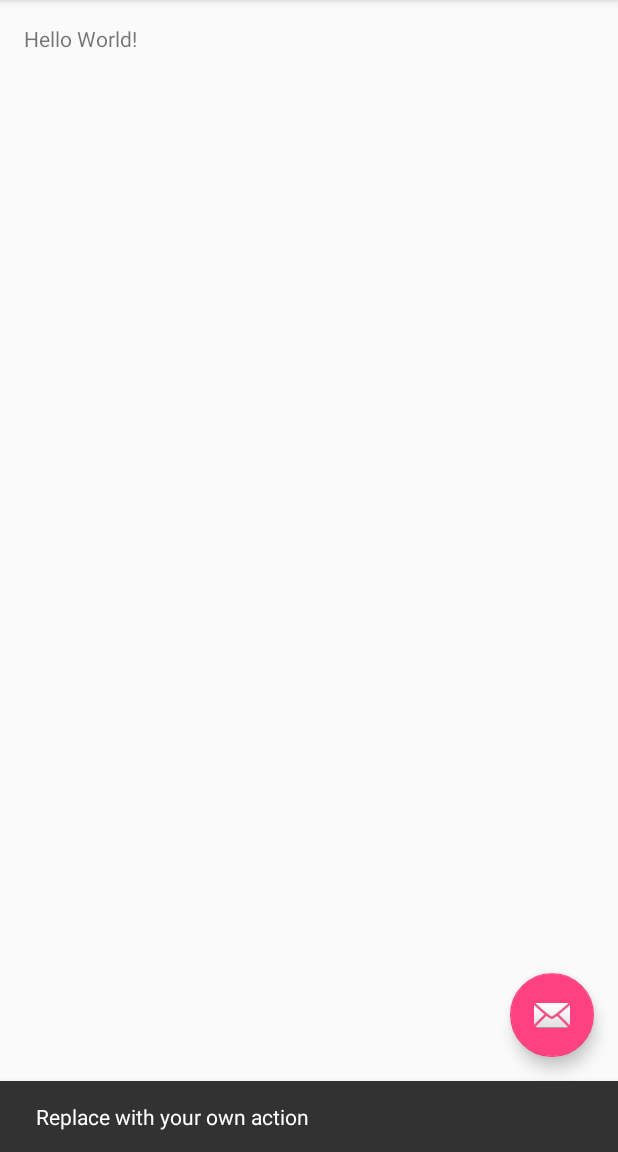
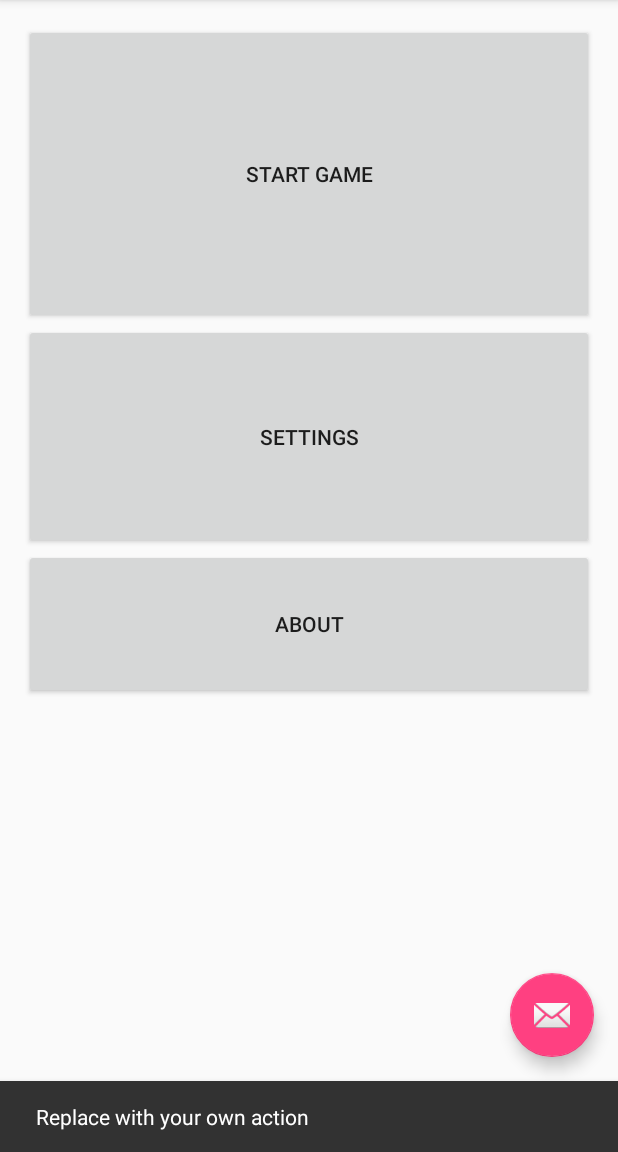
Before and after one commit to Ruby437/gun-paradise, an Android app: the screen it shows after launch (MainActivity), after a tap on an icon or button, on a phone screen of 412 x 824 dp, the part 84-1236 px from its top. Run offline under Robolectric (Android 15) with nearby library versions, the phone set to English and light mode, and no system bars.

Commit message:
added buttons, no functionality atm

```diff
--- a/app/src/main/java/com/example/a437/gun_paradise/MainActivity.java
+++ b/app/src/main/java/com/example/a437/gun_paradise/MainActivity.java
@@ -26,9 +26,7 @@ public class MainActivity extends AppCompatActivity {
                         .setAction("Action", null).show();
             }
         });
-    }
-
-    @Override
+    }@Override
     public boolean onCreateOptionsMenu(Menu menu) {
         // Inflate the menu; this adds items to the action bar if it is present.
         getMenuInflater().inflate(R.menu.menu_main, menu);
--- a/app/src/main/res/layout/content_main.xml
+++ b/app/src/main/res/layout/content_main.xml
@@ -12,8 +12,36 @@
     tools:context="com.example.a437.gun_paradise.MainActivity"
     tools:showIn="@layout/activity_main">
 
-    <TextView
+    <RelativeLayout
         android:layout_width="wrap_content"
         android:layout_height="wrap_content"
-        android:text="Hello World!" />
+        android:layout_centerHorizontal="true">
+
+        <Button
+            android:layout_width="400dp"
+            android:layout_height="150dp"
+            android:text="Settings"
+            android:id="@+id/buttonSettings"
+            android:layout_below="@+id/buttonStart"
+            android:layout_alignParentLeft="true"
+            android:layout_alignParentStart="true" />
+
+        <Button
+            android:layout_width="400dp"
+            android:layout_height="200dp"
+            android:text="Start game"
+            android:id="@+id/buttonStart"
+            android:layout_alignParentTop="true"
+            android:layout_alignParentRight="true"
+            android:layout_alignParentEnd="true" />
+
+        <Button
+            android:layout_width="400dp"
+            android:layout_height="100dp"
+            android:text="About"
+            android:id="@+id/buttonAbout"
+            android:layout_below="@+id/buttonSettings"
+            android:layout_alignParentLeft="true"
+            android:layout_alignParentStart="true" />
+    </RelativeLayout>
 </RelativeLayout>
```
